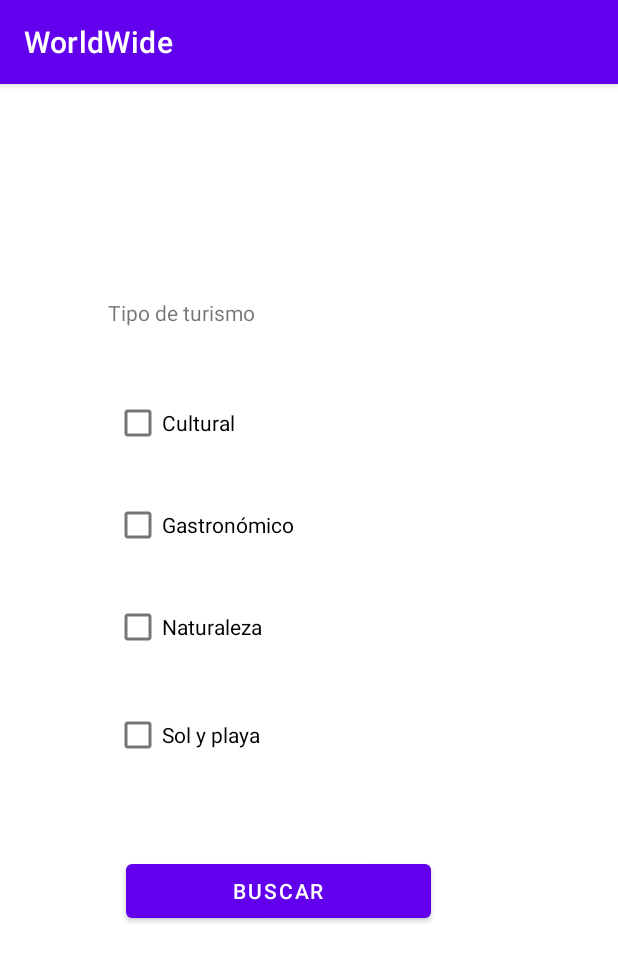
After one commit to eyderSepulveda/WorldWide, an Android app: the TipoTurismoActivity screen opened directly, with no data from a screen before it, on a phone screen of 412 x 824 dp. The commit adds this screen. Shown: the top 961 px of the screen. Run offline under Robolectric (Android 15) with nearby library versions, the phone set to English and light mode, and no system bars.

Commit message:
Esqueleto activity continente y tipo turismo

```diff
--- a/app/src/main/AndroidManifest.xml
+++ b/app/src/main/AndroidManifest.xml
@@ -12,6 +12,9 @@
         android:roundIcon="@mipmap/ic_launcher_round"
         android:supportsRtl="true"
         android:theme="@style/Theme.WorldWide">
+        <activity
+            android:name=".vistas.TipoTurismoActivity"
+            android:exported="false" />
         <activity
             android:name=".vistas.ContinenteActivity"
             android:exported="false" />
--- a/app/src/main/java/com/eyder/worldwide/vistas/ContinenteActivity.java
+++ b/app/src/main/java/com/eyder/worldwide/vistas/ContinenteActivity.java
@@ -2,15 +2,44 @@ package com.eyder.worldwide.vistas;
 
 import androidx.appcompat.app.AppCompatActivity;
 
+import android.content.Intent;
 import android.os.Bundle;
+import android.view.View;
+import android.widget.Button;
 
 import com.eyder.worldwide.R;
 
 public class ContinenteActivity extends AppCompatActivity {
 
+    Button btnAfrica, btnAmerica, btnAsia, btnEuropa, btnOceania;
+
+
+
     @Override
     protected void onCreate(Bundle savedInstanceState) {
         super.onCreate(savedInstanceState);
         setContentView(R.layout.activity_continente);
+
+        btnAfrica = findViewById(R.id.btnAfrica);
+        btnAmerica = findViewById(R.id.btnAmerica);
+        btnAsia = findViewById(R.id.btnAsia);
+        btnEuropa = findViewById(R.id.btnEuropa);
+        btnOceania = findViewById(R.id.btnOceania);
+
+        btnAfrica.setOnClickListener(view -> irTipoTurismo());
+
+        btnAmerica.setOnClickListener(view -> irTipoTurismo());
+
+        btnAsia.setOnClickListener(view -> irTipoTurismo());
+
+        btnEuropa.setOnClickListener(view -> irTipoTurismo());
+        btnOceania.setOnClickListener(view -> irTipoTurismo());
     }
+
+    private void irTipoTurismo(){
+        Intent i = new Intent(this, TipoTurismoActivity.class);
+        startActivity(i);
+    }
+
+
 }
--- /dev/null
+++ b/app/src/main/java/com/eyder/worldwide/vistas/TipoTurismoActivity.java
@@ -0,0 +1,16 @@
+package com.eyder.worldwide.vistas;
+
+import androidx.appcompat.app.AppCompatActivity;
+
+import android.os.Bundle;
+
+import com.eyder.worldwide.R;
+
+public class TipoTurismoActivity extends AppCompatActivity {
+
+    @Override
+    protected void onCreate(Bundle savedInstanceState) {
+        super.onCreate(savedInstanceState);
+        setContentView(R.layout.activity_tipo_turismo);
+    }
+}
--- /dev/null
+++ b/app/src/main/res/layout/activity_tipo_turismo.xml
@@ -0,0 +1,68 @@
+<?xml version="1.0" encoding="utf-8"?>
+<androidx.constraintlayout.widget.ConstraintLayout xmlns:android="http://schemas.android.com/apk/res/android"
+    xmlns:app="http://schemas.android.com/apk/res-auto"
+    xmlns:tools="http://schemas.android.com/tools"
+    android:layout_width="match_parent"
+    android:layout_height="match_parent"
+    tools:context=".vistas.TipoTurismoActivity">
+
+    <TextView
+        android:id="@+id/textTipoTurismo"
+        android:layout_width="wrap_content"
+        android:layout_height="wrap_content"
+        android:text="@string/textviewTipoTurismo"
+        app:layout_constraintBottom_toBottomOf="parent"
+        app:layout_constraintEnd_toEndOf="parent"
+        app:layout_constraintHorizontal_bias="0.23"
+        app:layout_constraintStart_toStartOf="parent"
+        app:layout_constraintTop_toTopOf="parent"
+        app:layout_constraintVertical_bias="0.191" />
+
+    <CheckBox
+        android:id="@+id/checkBoxTCultural"
+        android:layout_width="wrap_content"
+        android:layout_height="wrap_content"
+        android:layout_marginStart="4dp"
+        android:layout_marginTop="40dp"
+        android:text="@string/checkboxCultural"
+        app:layout_constraintStart_toStartOf="@+id/textTipoTurismo"
+        app:layout_constraintTop_toBottomOf="@+id/textTipoTurismo" />
+
+    <CheckBox
+        android:id="@+id/checkBoxTGastronomico"
+        android:layout_width="wrap_content"
+        android:layout_height="wrap_content"
+        android:layout_marginTop="20dp"
+        android:text="@string/checkboxGastronomico"
+        app:layout_constraintStart_toStartOf="@+id/checkBoxTCultural"
+        app:layout_constraintTop_toBottomOf="@+id/checkBoxTCultural" />
+
+    <CheckBox
+        android:id="@+id/checkBoxTNaturaleza"
+        android:layout_width="wrap_content"
+        android:layout_height="wrap_content"
+        android:layout_marginTop="20dp"
+        android:text="@string/checkboxNaturalez"
+        app:layout_constraintStart_toStartOf="@+id/checkBoxTGastronomico"
+        app:layout_constraintTop_toBottomOf="@+id/checkBoxTGastronomico" />
+
+    <CheckBox
+        android:id="@+id/checkBoxTSolPlaya"
+        android:layout_width="wrap_content"
+        android:layout_height="wrap_content"
+        android:layout_marginTop="24dp"
+        android:text="@string/checkboxSolPlaya"
+        app:layout_constraintStart_toStartOf="@+id/checkBoxTNaturaleza"
+        app:layout_constraintTop_toBottomOf="@+id/checkBoxTNaturaleza" />
+
+    <Button
+        android:id="@+id/btnBuscarTur"
+        android:layout_width="203dp"
+        android:layout_height="48dp"
+        android:layout_marginStart="8dp"
+        android:layout_marginTop="56dp"
+        android:text="@string/buttonBuscarTur"
+        app:layout_constraintStart_toStartOf="@+id/checkBoxTSolPlaya"
+        app:layout_constraintTop_toBottomOf="@+id/checkBoxTSolPlaya" />
+
+</androidx.constraintlayout.widget.ConstraintLayout>
--- a/app/src/main/res/values/strings.xml
+++ b/app/src/main/res/values/strings.xml
@@ -23,5 +23,14 @@
     <string name="buttonEuropa">Europa</string>
     <string name="buttonOceania">Oceanía</string>
     <string name="textviewElige">Elige el continente:</string>
+    <string name="textviewTipoTurismo">Tipo de turismo</string>
+    <string name="checkbox">CheckBox</string>
+    <string name="string_checkbox" />
+    <string name="string_string_checkbox" />
+    <string name="checkboxCultural">Cultural</string>
+    <string name="checkboxGastronomico">Gastronómico</string>
+    <string name="checkboxNaturalez">Naturaleza</string>
+    <string name="checkboxSolPlaya">Sol y playa</string>
+    <string name="buttonBuscarTur">Buscar</string>
 
 </resources>
```
